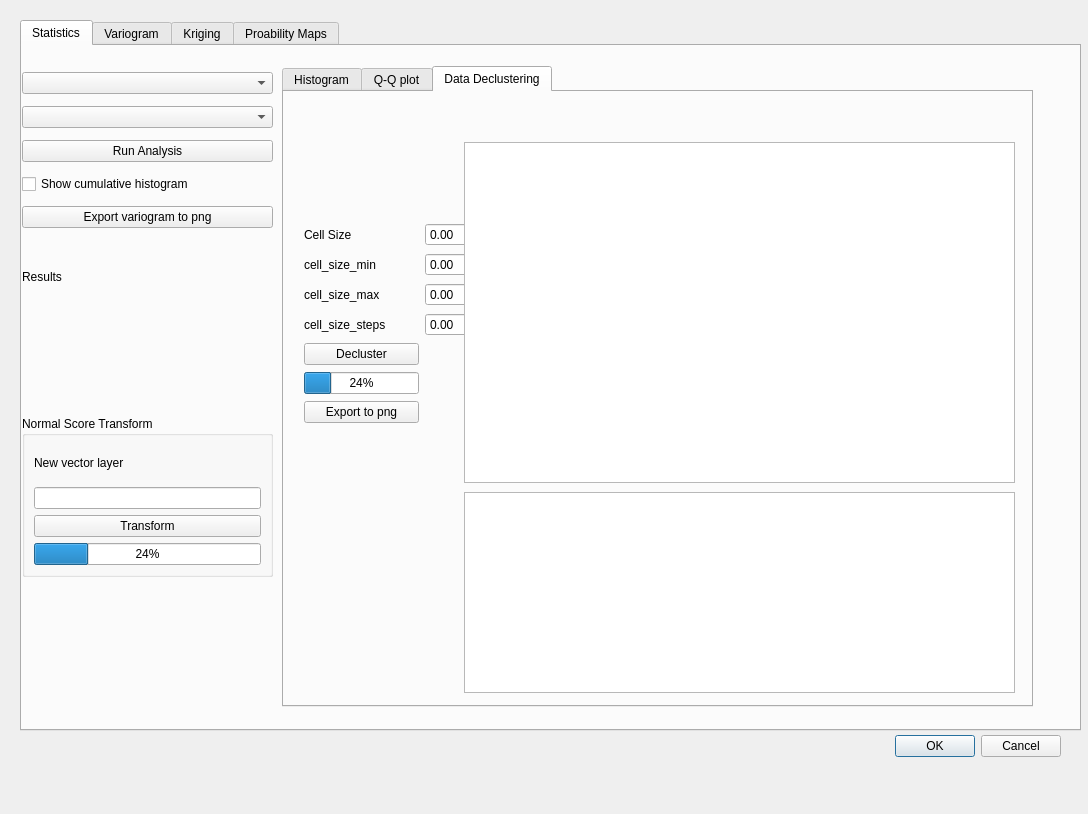
stebond/GeostatisticsLab, file geostatisticslab_dialog_base.ui: the form before one commit.
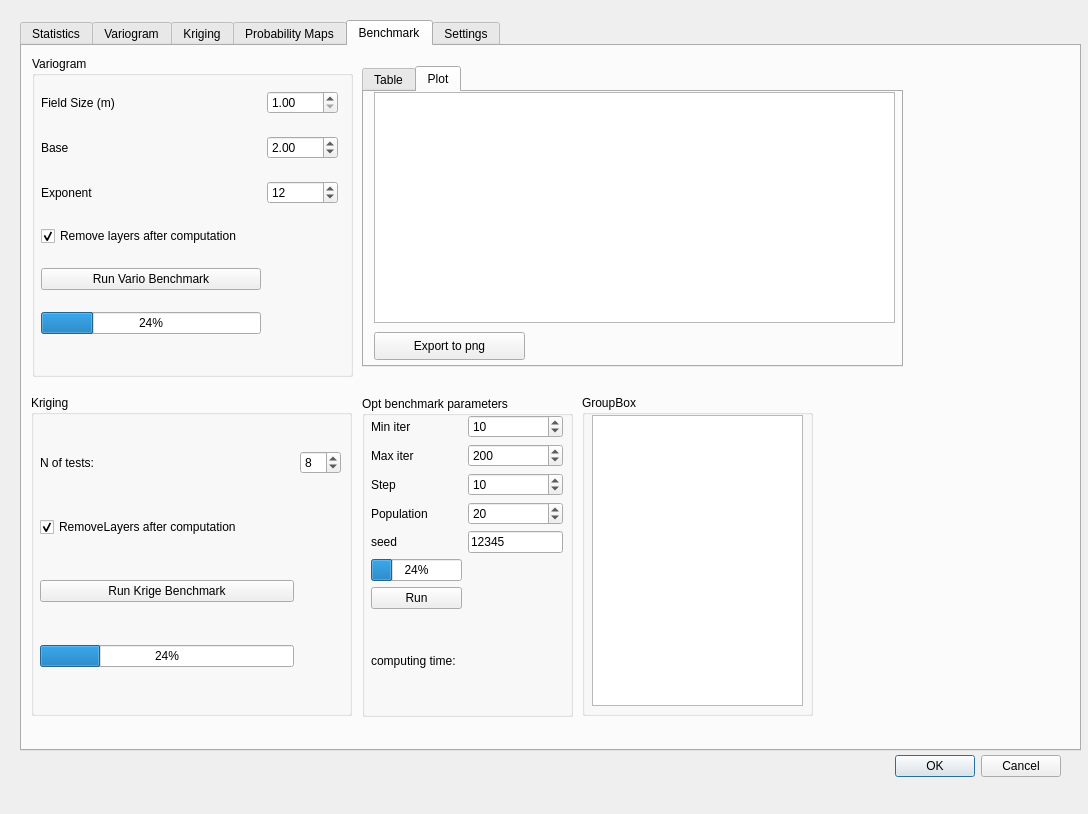
The form after the commit. The open tabs and pages were chosen to show the change. Custom widgets are drawn as their Qt base class.

Patch:
```diff
--- a/geostatisticslab_dialog_base.ui
+++ b/geostatisticslab_dialog_base.ui
@@ -17,7 +17,7 @@
    <property name="geometry">
     <rect>
      <x>720</x>
-     <y>730</y>
+     <y>750</y>
      <width>341</width>
      <height>32</height>
     </rect>
@@ -35,7 +35,7 @@
      <x>20</x>
      <y>20</y>
      <width>1061</width>
-     <height>711</height>
+     <height>731</height>
     </rect>
    </property>
    <property name="currentIndex">
@@ -91,7 +91,7 @@
       <item>
        <widget class="QPushButton" name="pushButton_export_histo_to_png">
         <property name="text">
-         <string>Export variogram to png</string>
+         <string>Export to png</string>
         </property>
        </widget>
       </item>
@@ -243,69 +243,89 @@
       <widget class="QWidget" name="gridLayoutWidget_5">
        <property name="geometry">
         <rect>
-         <x>20</x>
+         <x>0</x>
          <y>130</y>
-         <width>178</width>
-         <height>209</height>
+         <width>180</width>
+         <height>291</height>
         </rect>
        </property>
        <layout class="QGridLayout" name="gridLayout_12">
-        <item row="2" column="0">
+        <item row="4" column="0">
          <widget class="QLabel" name="label_51">
           <property name="text">
            <string>cell_size_max</string>
           </property>
          </widget>
         </item>
-        <item row="3" column="1">
+        <item row="6" column="1">
+         <widget class="QDoubleSpinBox" name="doubleSpinBox_cell_size"/>
+        </item>
+        <item row="5" column="1">
          <widget class="QDoubleSpinBox" name="spinBox_cell_size_steps"/>
         </item>
-        <item row="0" column="0">
-         <widget class="QLabel" name="label_49">
-          <property name="text">
-           <string>Cell Size</string>
-          </property>
-         </widget>
-        </item>
-        <item row="1" column="1">
+        <item row="3" column="1">
          <widget class="QDoubleSpinBox" name="doubleSpinBox_cell_size_min"/>
         </item>
-        <item row="4" column="0">
+        <item row="7" column="0">
          <widget class="QPushButton" name="pushButton_decluster">
           <property name="text">
            <string>Decluster</string>
           </property>
          </widget>
         </item>
-        <item row="0" column="1">
-         <widget class="QDoubleSpinBox" name="doubleSpinBox_cell_size"/>
-        </item>
-        <item row="3" column="0">
+        <item row="5" column="0">
          <widget class="QLabel" name="label_52">
           <property name="text">
-           <string>cell_size_steps</string>
+           <string>num. steps</string>
           </property>
          </widget>
         </item>
-        <item row="5" column="0">
+        <item row="0" column="0">
+         <widget class="QRadioButton" name="radioButton_auto_declustering">
+          <property name="text">
+           <string>Auto</string>
+          </property>
+          <property name="checked">
+           <bool>true</bool>
+          </property>
+          <attribute name="buttonGroup">
+           <string notr="true">buttonGroup_5</string>
+          </attribute>
+         </widget>
+        </item>
+        <item row="6" column="0">
+         <widget class="QLabel" name="label_49">
+          <property name="text">
+           <string>Cell Size</string>
+          </property>
+         </widget>
+        </item>
+        <item row="8" column="0">
          <widget class="QProgressBar" name="progressBar_decluster">
           <property name="value">
            <number>24</number>
           </property>
          </widget>
         </item>
-        <item row="1" column="0">
+        <item row="9" column="0">
+         <widget class="QPushButton" name="pushButton_export_declus_plot_to_png">
+          <property name="text">
+           <string>Export to png</string>
+          </property>
+         </widget>
+        </item>
+        <item row="3" column="0">
          <widget class="QLabel" name="label_50">
           <property name="text">
            <string>cell_size_min</string>
           </property>
          </widget>
         </item>
-        <item row="2" column="1">
+        <item row="4" column="1">
          <widget class="QDoubleSpinBox" name="doubleSpinBox_cell_size_max"/>
         </item>
-        <item row="6" column="0">
-         <widget class="QPushButton" name="pushButton_export_declus_plot_to_png">
+        <item row="1" column="0">
+         <widget class="QRadioButton" name="radioButton_manual_declustering">
           <property name="text">
            <string>Export to png</string>
           </property>
@@ -316,7 +336,7 @@
       <widget class="QGraphicsView" name="plotWidget_decluster">
        <property name="geometry">
         <rect>
-         <x>180</x>
+         <x>190</x>
          <y>50</y>
          <width>551</width>
          <height>341</height>
@@ -332,7 +352,7 @@
       <widget class="QPlainTextEdit" name="plainTextEdit_declustered_cell_size">
        <property name="geometry">
         <rect>
-         <x>180</x>
+         <x>190</x>
          <y>400</y>
          <width>551</width>
          <height>201</height>
@@ -1607,7 +1627,7 @@
    </widget>
    <widget class="QWidget" name="tab_4">
     <attribute name="title">
-     <string>Proability Maps</string>
+     <string>Probability Maps</string>
     </attribute>
     <widget class="QWidget" name="verticalLayoutWidget_4">
      <property name="geometry">
@@ -1692,6 +1712,420 @@
      </layout>
     </widget>
    </widget>
+   <widget class="QWidget" name="tab_20">
+    <attribute name="title">
+     <string>Benchmark</string>
+    </attribute>
+    <widget class="QGroupBox" name="groupBox">
+     <property name="geometry">
+      <rect>
+       <x>10</x>
+       <y>10</y>
+       <width>321</width>
+       <height>321</height>
+      </rect>
+     </property>
+     <property name="title">
+      <string>Variogram</string>
+     </property>
+     <widget class="QWidget" name="gridLayoutWidget_6">
+      <property name="geometry">
+       <rect>
+        <x>9</x>
+        <y>19</y>
+        <width>297</width>
+        <height>281</height>
+       </rect>
+      </property>
+      <layout class="QGridLayout" name="gridLayout_14">
+       <item row="1" column="1">
+        <widget class="QDoubleSpinBox" name="doubleSpinBox_base">
+         <property name="minimum">
+          <double>1.000000000000000</double>
+         </property>
+         <property name="maximum">
+          <double>10.000000000000000</double>
+         </property>
+         <property name="value">
+          <double>2.000000000000000</double>
+         </property>
+        </widget>
+       </item>
+       <item row="4" column="0">
+        <widget class="QCheckBox" name="checkBox_removelayers">
+         <property name="text">
+          <string>Remove layers after computation</string>
+         </property>
+         <property name="checked">
+          <bool>true</bool>
+         </property>
+        </widget>
+       </item>
+       <item row="0" column="1">
+        <widget class="QDoubleSpinBox" name="doubleSpinBox_fieldsize">
+         <property name="minimum">
+          <double>1.000000000000000</double>
+         </property>
+         <property name="maximum">
+          <double>1000.000000000000000</double>
+         </property>
+        </widget>
+       </item>
+       <item row="5" column="0">
+        <widget class="QPushButton" name="pushButtonBenchVrg">
+         <property name="text">
+          <string>Run Vario Benchmark</string>
+         </property>
+        </widget>
+       </item>
+       <item row="2" column="0">
+        <widget class="QLabel" name="label_57">
+         <property name="text">
+          <string>Exponent</string>
+         </property>
+        </widget>
+       </item>
+       <item row="6" column="0">
+        <widget class="QProgressBar" name="progressBar_bench_vrg">
+         <property name="value">
+          <number>24</number>
+         </property>
+        </widget>
+       </item>
+       <item row="1" column="0">
+        <widget class="QLabel" name="label_56">
+         <property name="text">
+          <string>Base</string>
+         </property>
+        </widget>
+       </item>
+       <item row="0" column="0">
+        <widget class="QLabel" name="Fiedsize">
+         <property name="text">
+          <string>Field Size (m)</string>
+         </property>
+        </widget>
+       </item>
+       <item row="2" column="1">
+        <widget class="QSpinBox" name="SpinBox_exponent">
+         <property name="minimum">
+          <number>1</number>
+         </property>
+         <property name="value">
+          <number>12</number>
+         </property>
+        </widget>
+       </item>
+      </layout>
+     </widget>
+    </widget>
+    <widget class="QTabWidget" name="tabWidget_6">
+     <property name="geometry">
+      <rect>
+       <x>340</x>
+       <y>20</y>
+       <width>541</width>
+       <height>301</height>
+      </rect>
+     </property>
+     <property name="currentIndex">
+      <number>1</number>
+     </property>
+     <widget class="QWidget" name="tab_21">
+      <attribute name="title">
+       <string>Table</string>
+      </attribute>
+      <widget class="QTableView" name="tableBenchmarkresults_vrg">
+       <property name="geometry">
+        <rect>
+         <x>10</x>
+         <y>0</y>
+         <width>521</width>
+         <height>231</height>
+        </rect>
+       </property>
+      </widget>
+      <widget class="QPushButton" name="pushBtn_exportBenchmarkVrg_csv">
+       <property name="geometry">
+        <rect>
+         <x>10</x>
+         <y>240</y>
+         <width>151</width>
+         <height>28</height>
+        </rect>
+       </property>
+       <property name="text">
+        <string>Export Table to csv</string>
+       </property>
+      </widget>
+     </widget>
+     <widget class="QWidget" name="tab_22">
+      <attribute name="title">
+       <string>Plot</string>
+      </attribute>
+      <widget class="QGraphicsView" name="plotWidgetVariogram_benchmark">
+       <property name="geometry">
+        <rect>
+         <x>10</x>
+         <y>0</y>
+         <width>521</width>
+         <height>231</height>
+        </rect>
+       </property>
+      </widget>
+      <widget class="QPushButton" name="vrg_benchmark_export_to_png">
+       <property name="geometry">
+        <rect>
+         <x>10</x>
+         <y>240</y>
+         <width>151</width>
+         <height>28</height>
+        </rect>
+       </property>
+       <property name="text">
+        <string>Export to png</string>
+       </property>
+      </widget>
+     </widget>
+    </widget>
+    <widget class="QGroupBox" name="Kriging">
+     <property name="geometry">
+      <rect>
+       <x>9</x>
+       <y>349</y>
+       <width>321</width>
+       <height>321</height>
+      </rect>
+     </property>
+     <property name="title">
+      <string>Kriging</string>
+     </property>
+     <widget class="QWidget" name="gridLayoutWidget_7">
+      <property name="geometry">
+       <rect>
+        <x>9</x>
+        <y>19</y>
+        <width>301</width>
+        <height>291</height>
+       </rect>
+      </property>
+      <layout class="QGridLayout" name="gridLayout_15">
+       <item row="0" column="0">
+        <widget class="QLabel" name="label_58">
+         <property name="text">
+          <string>N of tests:</string>
+         </property>
+        </widget>
+       </item>
+       <item row="2" column="0">
+        <widget class="QPushButton" name="pushButtonKriginBenchmark">
+         <property name="text">
+          <string>Run Krige Benchmark</string>
+         </property>
+        </widget>
+       </item>
+       <item row="0" column="1">
+        <widget class="QSpinBox" name="spinBox_n_krigin_tests">
+         <property name="minimum">
+          <number>2</number>
+         </property>
+         <property name="value">
+          <number>8</number>
+         </property>
+        </widget>
+       </item>
+       <item row="3" column="0">
+        <widget class="QProgressBar" name="progressBar_krige_test">
+         <property name="value">
+          <number>24</number>
+         </property>
+        </widget>
+       </item>
+       <item row="1" column="0">
+        <widget class="QCheckBox" name="remove_layers_krige_bm">
+         <property name="text">
+          <string>RemoveLayers after computation</string>
+         </property>
+         <property name="checked">
+          <bool>true</bool>
+         </property>
+        </widget>
+       </item>
+      </layout>
+     </widget>
+    </widget>
+    <widget class="QGroupBox" name="groupBox_2">
+     <property name="geometry">
+      <rect>
+       <x>340</x>
+       <y>350</y>
+       <width>211</width>
+       <height>321</height>
+      </rect>
+     </property>
+     <property name="title">
+      <string>Opt benchmark parameters</string>
+     </property>
+     <widget class="QWidget" name="gridLayoutWidget_8">
+      <property name="geometry">
+       <rect>
+        <x>9</x>
+        <y>19</y>
+        <width>192</width>
+        <height>291</height>
+       </rect>
+      </property>
+      <layout class="QGridLayout" name="gridLayout_16">
+       <item row="6" column="0">
+        <widget class="QLabel" name="label_62">
+         <property name="text">
+          <string>seed</string>
+         </property>
+        </widget>
+       </item>
+       <item row="0" column="1">
+        <widget class="QSpinBox" name="spinBoxmin_iter">
+         <property name="minimum">
+          <number>1</number>
+         </property>
+         <property name="singleStep">
+          <number>10</number>
+         </property>
+         <property name="value">
+          <number>10</number>
+         </property>
+        </widget>
+       </item>
+       <item row="2" column="1">
+        <widget class="QSpinBox" name="spinBox_optimiz_starting_point">
+         <property name="minimum">
+          <number>1</number>
+         </property>
+         <property name="maximum">
+          <number>1000</number>
+         </property>
+         <property name="value">
+          <number>200</number>
+         </property>
+        </widget>
+       </item>
+       <item row="9" column="0">
+        <widget class="QLabel" name="computingtimebenchparam_neigh">
+         <property name="text">
+          <string>computing time:</string>
+         </property>
+        </widget>
+       </item>
+       <item row="2" column="0">
+        <widget class="QLabel" name="label_59">
+         <property name="text">
+          <string>Max iter</string>
+         </property>
+        </widget>
+       </item>
+       <item row="0" column="0">
+        <widget class="QLabel" name="label_63">
+         <property name="text">
+          <string>Min iter</string>
+         </property>
+        </widget>
+       </item>
+       <item row="4" column="0">
+        <widget class="QLabel" name="label_60">
+         <property name="text">
+          <string>Population</string>
+         </property>
+        </widget>
+       </item>
+       <item row="6" column="1">
+        <widget class="QLineEdit" name="lineEdit_seed_opt">
+         <property name="text">
+          <string>12345</string>
+         </property>
+        </widget>
+       </item>
+       <item row="4" column="1">
+        <widget class="QSpinBox" name="spinBox_n_tentative">
+         <property name="minimum">
+          <number>1</number>
+         </property>
+         <property name="maximum">
+          <number>1000</number>
+         </property>
+         <property name="value">
+          <number>20</number>
+         </property>
+        </widget>
+       </item>
+       <item row="7" column="0">
+        <widget class="QProgressBar" name="progressBar_opt_bench">
+         <property name="value">
+          <number>24</number>
+         </property>
+        </widget>
+       </item>
+       <item row="8" column="0">
+        <widget class="QPushButton" name="pushButton_opt_bench">
+         <property name="text">
+          <string>Run</string>
+         </property>
+        </widget>
+       </item>
+       <item row="3" column="0">
+        <widget class="QLabel" name="label_64">
+         <property name="text">
+          <string>Step</string>
+         </property>
+        </widget>
+       </item>
+       <item row="3" column="1">
+        <widget class="QSpinBox" name="spinBox_step">
+         <property name="minimum">
+          <number>1</number>
+         </property>
+         <property name="maximum">
+          <number>100</number>
+         </property>
+         <property name="singleStep">
+          <number>10</number>
+         </property>
+         <property name="value">
+          <number>10</number>
+         </property>
+        </widget>
+       </item>
+      </layout>
+     </widget>
+    </widget>
+    <widget class="QGroupBox" name="groupBox_3">
+     <property name="geometry">
+      <rect>
+       <x>560</x>
+       <y>349</y>
+       <width>231</width>
+       <height>321</height>
+      </rect>
+     </property>
+     <property name="title">
+      <string>GroupBox</string>
+     </property>
+     <widget class="QPlainTextEdit" name="plainTextEdit_hardware">
+      <property name="geometry">
+       <rect>
+        <x>10</x>
+        <y>20</y>
+        <width>211</width>
+        <height>291</height>
+       </rect>
+      </property>
+     </widget>
+    </widget>
+   </widget>
+   <widget class="QWidget" name="tab_23">
+    <attribute name="title">
+     <string>Settings</string>
+    </attribute>
+   </widget>
   </widget>
  </widget>
  <customwidgets>
```
Left out of the diff: 392 changed lines with no effect on the pictures.
